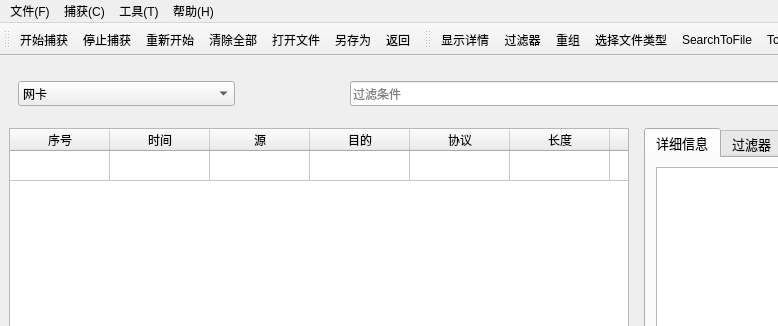
Before: the Qt Designer form source/main_window.ui in ISDevLearn/Sniffer, drawn with Qt 5; both pictures show x 0 to 778 and y 0 to 326 of the 1105 by 822 pixel window.
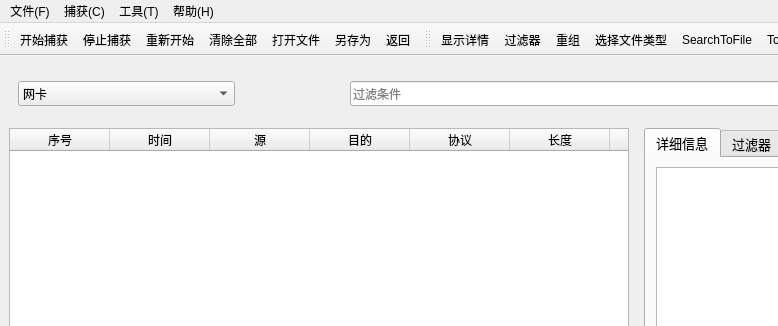
After: the same form once the commit is applied. Icons and pictures are not drawn.

Diff of the .ui file:
```diff
--- a/source/main_window.ui
+++ b/source/main_window.ui
@@ -159,6 +159,9 @@
           <property name="selectionBehavior">
            <enum>QAbstractItemView::SelectRows</enum>
           </property>
+          <property name="rowCount">
+           <number>0</number>
+          </property>
           <attribute name="horizontalHeaderVisible">
            <bool>true</bool>
           </attribute>
@@ -177,11 +180,6 @@
           <attribute name="verticalHeaderVisible">
            <bool>false</bool>
           </attribute>
-          <row>
-           <property name="text">
-            <string>id</string>
-           </property>
-          </row>
           <column>
            <property name="text">
             <string>序号</string>
```
